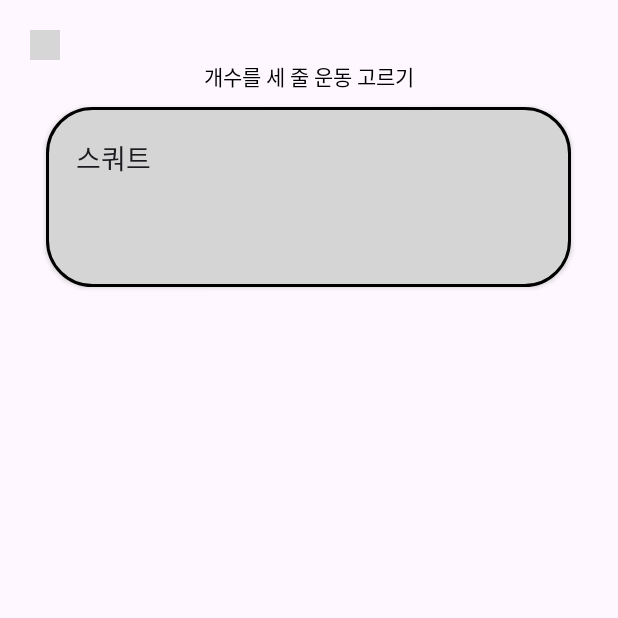
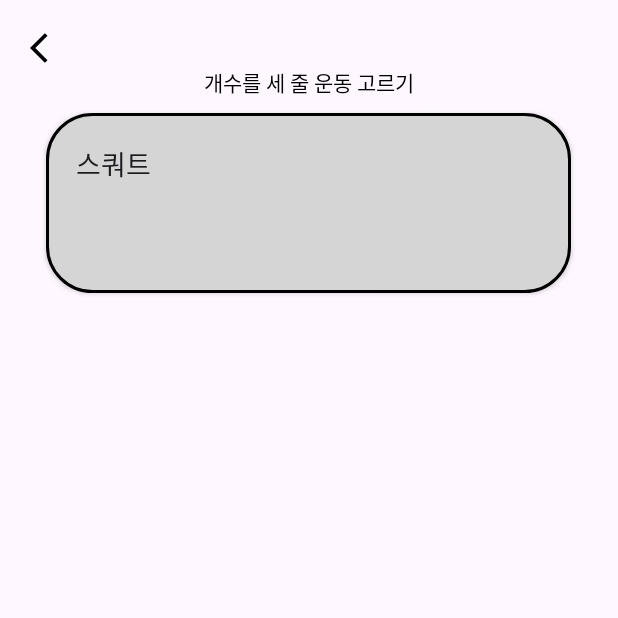
Before and after one commit to sueundev/2024-01_My-Trainer, an Android app: the exercise_lower screen opened directly, with no data from a screen before it, on a phone screen of 412 x 824 dp, the top half of it. Run offline under Robolectric (Android 15) with nearby library versions, the phone set to English and light mode, and no system bars; grey boxes are pictures that could not be loaded.

Commit message:
이미지 변경

```diff
--- a/app/src/main/res/drawable/baseline_account_box_24.xml
+++ b/app/src/main/res/drawable/baseline_account_box_24.xml
@@ -1,5 +1,5 @@
 <vector xmlns:android="http://schemas.android.com/apk/res/android" android:height="24dp" android:tint="#000000" android:viewportHeight="24" android:viewportWidth="24" android:width="24dp">
 
-    <path android:fillColor="@android:color/white" android:pathData="M3,5v14c0,1.1 0.89,2 2,2h14c1.1,0 2,-0.9 2,-2L21,5c0,-1.1 -0.9,-2 -2,-2L5,3c-1.11,0 -2,0.9 -2,2zM15,9c0,1.66 -1.34,3 -3,3s-3,-1.34 -3,-3 1.34,-3 3,-3 3,1.34 3,3zM6,17c0,-2 4,-3.1 6,-3.1s6,1.1 6,3.1v1L6,18v-1z"/>
+    <path android:fillColor="@android:color/white" android:pathData="M19,3H5C3.9,3 3,3.9 3,5v14c0,1.1 0.9,2 2,2h14c1.1,0 2,-0.9 2,-2V5C21,3.9 20.1,3 19,3zM12,6c1.93,0 3.5,1.57 3.5,3.5c0,1.93 -1.57,3.5 -3.5,3.5s-3.5,-1.57 -3.5,-3.5C8.5,7.57 10.07,6 12,6zM19,19H5v-0.23c0,-0.62 0.28,-1.2 0.76,-1.58C7.47,15.82 9.64,15 12,15s4.53,0.82 6.24,2.19c0.48,0.38 0.76,0.97 0.76,1.58V19z"/>
 
 </vector>
--- /dev/null
+++ b/app/src/main/res/drawable/baseline_arrow_back_ios_24.xml
@@ -0,0 +1,5 @@
+<vector xmlns:android="http://schemas.android.com/apk/res/android" android:autoMirrored="true" android:height="24dp" android:tint="#000000" android:viewportHeight="24" android:viewportWidth="24" android:width="24dp">
+
+    <path android:fillColor="@android:color/white" android:pathData="M11.67,3.87L9.9,2.1 0,12l9.9,9.9 1.77,-1.77L3.54,12z"/>
+
+</vector>
--- a/app/src/main/res/layout/exercise_lower_body.xml
+++ b/app/src/main/res/layout/exercise_lower_body.xml
@@ -6,9 +6,9 @@
     android:padding="20dp">
 
     <android.widget.ImageView
-        android:layout_width="20dp"
-        android:layout_height="20dp"
-        android:src="@drawable/left_arrow"
+        android:layout_width="wrap_content"
+        android:layout_height="wrap_content"
+        android:src="@drawable/baseline_arrow_back_ios_24"
         android:id="@+id/left_arrow_img"/>
     <TextView
         android:gravity="center"
--- a/app/src/main/res/layout/exercise_upper_body.xml
+++ b/app/src/main/res/layout/exercise_upper_body.xml
@@ -6,9 +6,9 @@
     android:padding="20dp">
 
     <android.widget.ImageView
-        android:layout_width="20dp"
-        android:layout_height="20dp"
-        android:src="@drawable/left_arrow"
+        android:layout_width="wrap_content"
+        android:layout_height="wrap_content"
+        android:src="@drawable/baseline_arrow_back_ios_24"
         android:id="@+id/left_arrow_img"/>
     <TextView
         android:gravity="center"
--- a/app/src/main/res/layout/splash_activity.xml
+++ b/app/src/main/res/layout/splash_activity.xml
@@ -7,5 +7,5 @@
     <ImageView
         android:layout_width="match_parent"
         android:layout_height="match_parent"
-        android:background="@drawable/splash_img"/>
+        android:background="@drawable/baseline_account_box_24"/>
 </LinearLayout>
```
